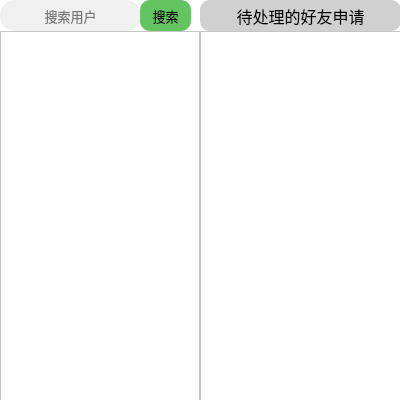
Qt form client/litechat_finduser.ui (joshmiao/LiteChat) before a commit.
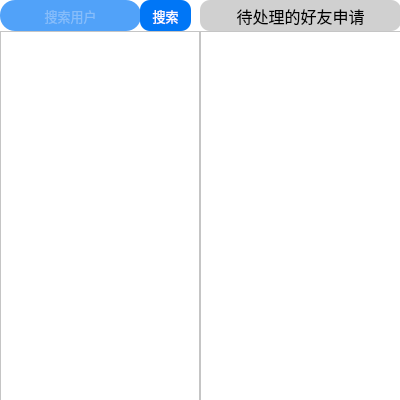
The same form after that commit.

Diff of the .ui file:
```diff
--- a/client/litechat_finduser.ui
+++ b/client/litechat_finduser.ui
@@ -32,7 +32,8 @@
    </property>
    <property name="styleSheet">
     <string notr="true">border-radius:15px;
-background-color: rgb(240, 240, 240);</string>
+background-color: rgb(81, 162, 249);
+color: rgb(188, 216, 252);</string>
    </property>
    <property name="inputMask">
     <string/>
@@ -59,8 +60,8 @@
     </font>
    </property>
    <property name="styleSheet">
-    <string notr="true">background-color: rgb(100, 196, 98);
-color: rgb(0, 0, 0);
+    <string notr="true">background-color: rgb(0, 118, 246);
+color: rgb(255, 255, 255);
 border-radius:10px;</string>
    </property>
    <property name="text">
```
